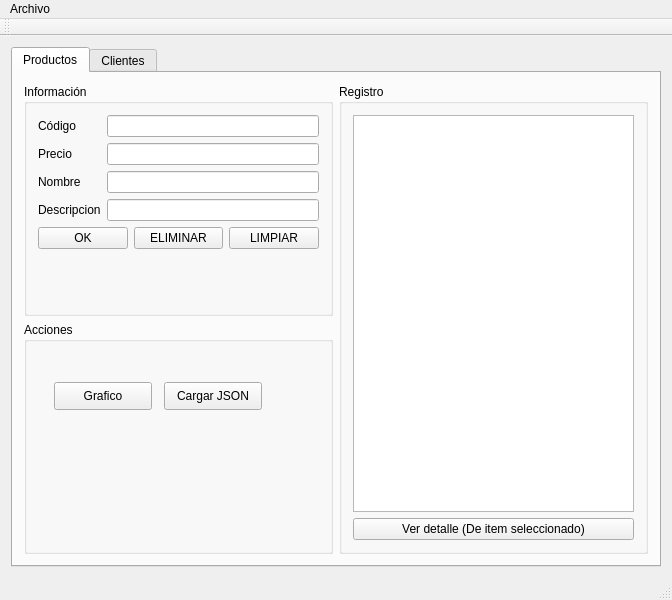
Qt form mainwindow.ui (MacoChave/Practica1_SalesManager) before a commit.
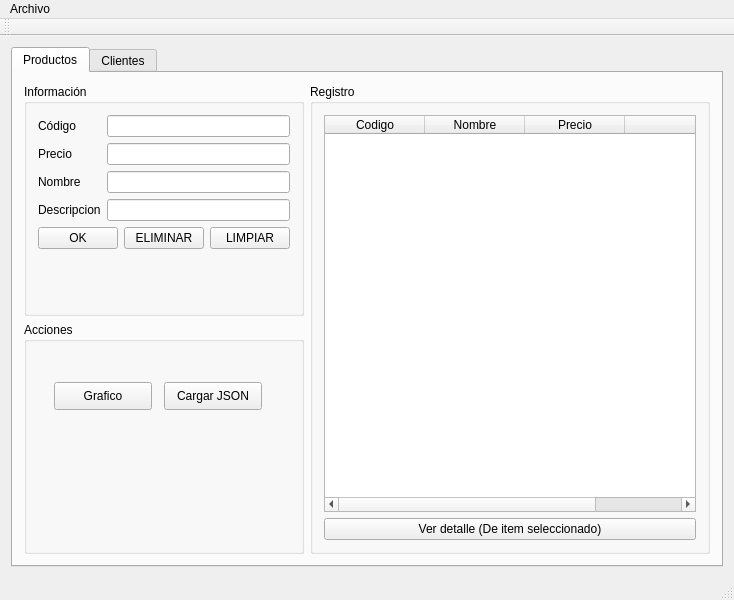
The same form after that commit.

Commit message: Agregar, graficar y cargar datos en QTableWidget

Diff of the .ui file:
```diff
--- a/mainwindow.ui
+++ b/mainwindow.ui
@@ -6,7 +6,7 @@
    <rect>
     <x>0</x>
     <y>0</y>
-    <width>672</width>
+    <width>700</width>
     <height>600</height>
    </rect>
   </property>
@@ -113,20 +113,47 @@
         </item>
         <item row="0" column="1" rowspan="2">
          <widget class="QGroupBox" name="grp_producto_registro">
+          <property name="minimumSize">
+           <size>
+            <width>400</width>
+            <height>0</height>
+           </size>
+          </property>
           <property name="title">
            <string>Registro</string>
           </property>
           <layout class="QGridLayout" name="gridLayout_2">
-           <item row="0" column="0">
-            <widget class="QListView" name="list_producto_registro"/>
-           </item>
-           <item row="1" column="0">
+           <item row="2" column="0">
             <widget class="QPushButton" name="btn_producto_detalle">
              <property name="text">
               <string>Ver detalle (De item seleccionado)</string>
              </property>
             </widget>
            </item>
+           <item row="0" column="0">
+            <widget class="QTableWidget" name="tbl_producto_registro">
+             <column>
+              <property name="text">
+               <string>Codigo</string>
+              </property>
+             </column>
+             <column>
+              <property name="text">
+               <string>Nombre</string>
+              </property>
+             </column>
+             <column>
+              <property name="text">
+               <string>Precio</string>
+              </property>
+             </column>
+             <column>
+              <property name="text">
+               <string/>
+              </property>
+             </column>
+            </widget>
+           </item>
           </layout>
          </widget>
         </item>
@@ -179,7 +206,7 @@
     <rect>
      <x>0</x>
      <y>0</y>
-     <width>672</width>
+     <width>700</width>
      <height>25</height>
     </rect>
    </property>
```
Left out of the diff: 2 changed lines with no effect on the pictures. The commit also changes 12 other files.
